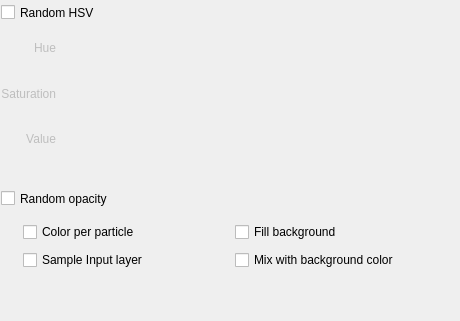
KDE/krita, file krita/plugins/paintops/libpaintop/wdgcoloroptions.ui: the form before one commit.
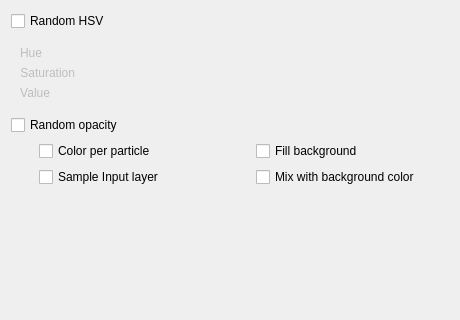
The form after the commit. Custom widgets are drawn as their Qt base class.

Commit message: Changed the UI which contains labels and textfields into QFormLayout to set alignment issues

Patch:
```diff
--- a/krita/plugins/paintops/libpaintop/wdgcoloroptions.ui
+++ b/krita/plugins/paintops/libpaintop/wdgcoloroptions.ui
@@ -7,7 +7,7 @@
     <x>0</x>
     <y>0</y>
     <width>460</width>
-    <height>321</height>
+    <height>320</height>
    </rect>
   </property>
   <property name="sizePolicy">
@@ -22,15 +22,74 @@
     <height>320</height>
    </size>
   </property>
-  <widget class="QWidget" name="layoutWidget">
-   <property name="geometry">
-    <rect>
-     <x>0</x>
-     <y>220</y>
-     <width>424</width>
-     <height>52</height>
-    </rect>
-   </property>
+  <layout class="QVBoxLayout" name="verticalLayout_2">
+   <item>
+    <widget class="QCheckBox" name="randomHSVCHBox">
+     <property name="text">
+      <string>Random HSV</string>
+     </property>
+    </widget>
+   </item>
+   <item>
+    <widget class="QWidget" name="hsvWidget" native="true">
+     <property name="enabled">
+      <bool>false</bool>
+     </property>
+     <layout class="QVBoxLayout" name="verticalLayout">
+      <item>
+       <layout class="QFormLayout" name="formLayout">
+        <item row="0" column="0">
+         <widget class="QLabel" name="label">
+          <property name="text">
+           <string>Hue</string>
+          </property>
+          <property name="alignment">
+           <set>Qt::AlignRight|Qt::AlignTrailing|Qt::AlignVCenter</set>
+          </property>
+         </widget>
+        </item>
+        <item row="0" column="1">
+         <widget class="KisSliderSpinBox" name="hueSlider" native="true"/>
+        </item>
+        <item row="1" column="0">
+         <widget class="QLabel" name="label_2">
+          <property name="text">
+           <string>Saturation</string>
+          </property>
+          <property name="alignment">
+           <set>Qt::AlignRight|Qt::AlignTrailing|Qt::AlignVCenter</set>
+          </property>
+         </widget>
+        </item>
+        <item row="1" column="1">
+         <widget class="KisSliderSpinBox" name="saturationSlider" native="true"/>
+        </item>
+        <item row="2" column="0">
+         <widget class="QLabel" name="label_3">
+          <property name="text">
+           <string>Value</string>
+          </property>
+          <property name="alignment">
+           <set>Qt::AlignRight|Qt::AlignTrailing|Qt::AlignVCenter</set>
+          </property>
+         </widget>
+        </item>
+        <item row="2" column="1">
+         <widget class="KisSliderSpinBox" name="valueSlider" native="true"/>
+        </item>
+       </layout>
+      </item>
+     </layout>
+    </widget>
+   </item>
+   <item>
+    <widget class="QCheckBox" name="randomOpacityCHBox">
+     <property name="text">
+      <string>Random opacity</string>
+     </property>
+    </widget>
+   </item>
+   <item>
    <layout class="QGridLayout" name="chboxGridLayout">
     <property name="sizeConstraint">
      <enum>QLayout::SetMinimumSize</enum>
@@ -123,97 +182,21 @@
      </spacer>
     </item>
    </layout>
-  </widget>
-  <widget class="QCheckBox" name="randomHSVCHBox">
-   <property name="geometry">
-    <rect>
-     <x>1</x>
-     <y>1</y>
-     <width>110</width>
-     <height>23</height>
-    </rect>
-   </property>
-   <property name="text">
-    <string>Random HSV</string>
-   </property>
-  </widget>
-  <widget class="QWidget" name="hsvWidget" native="true">
-   <property name="enabled">
-    <bool>false</bool>
-   </property>
-   <property name="geometry">
-    <rect>
-     <x>1</x>
-     <y>28</y>
-     <width>451</width>
-     <height>155</height>
-    </rect>
-   </property>
-   <widget class="QWidget" name="layoutWidget">
-    <property name="geometry">
-     <rect>
-      <x>0</x>
-      <y>0</y>
-      <width>441</width>
-      <height>131</height>
-     </rect>
-    </property>
-    <layout class="QGridLayout" name="hsvGridLayout" columnstretch="0,1">
-     <item row="0" column="0">
-      <widget class="QLabel" name="label">
-       <property name="text">
-        <string>Hue</string>
-       </property>
-       <property name="alignment">
-        <set>Qt::AlignRight|Qt::AlignTrailing|Qt::AlignVCenter</set>
-       </property>
-      </widget>
-     </item>
-     <item row="1" column="0">
-      <widget class="QLabel" name="label_2">
-       <property name="text">
-        <string>Saturation</string>
-       </property>
-       <property name="alignment">
-        <set>Qt::AlignRight|Qt::AlignTrailing|Qt::AlignVCenter</set>
-       </property>
-      </widget>
-     </item>
-     <item row="2" column="0">
-      <widget class="QLabel" name="label_3">
-       <property name="text">
-        <string>Value</string>
-       </property>
-       <property name="alignment">
-        <set>Qt::AlignRight|Qt::AlignTrailing|Qt::AlignVCenter</set>
-       </property>
-      </widget>
-     </item>
-     <item row="0" column="1">
-      <widget class="KisSliderSpinBox" name="hueSlider" native="true"/>
-     </item>
-     <item row="1" column="1">
-      <widget class="KisSliderSpinBox" name="saturationSlider" native="true"/>
-     </item>
-     <item row="2" column="1">
-      <widget class="KisSliderSpinBox" name="valueSlider" native="true"/>
-     </item>
-    </layout>
-   </widget>
-  </widget>
-  <widget class="QCheckBox" name="randomOpacityCHBox">
-   <property name="geometry">
-    <rect>
-     <x>1</x>
-     <y>187</y>
-     <width>130</width>
-     <height>23</height>
-    </rect>
-   </property>
-   <property name="text">
-    <string>Random opacity</string>
-   </property>
-  </widget>
+   </item>
+   <item>
+    <spacer name="verticalSpacer">
+     <property name="orientation">
+      <enum>Qt::Vertical</enum>
+     </property>
+     <property name="sizeHint" stdset="0">
+      <size>
+       <width>20</width>
+       <height>124</height>
+      </size>
+     </property>
+    </spacer>
+   </item>
+  </layout>
  </widget>
  <customwidgets>
   <customwidget>
```
Lines whose indentation alone changed are shown as unchanged. The commit also changes 91 other files.
